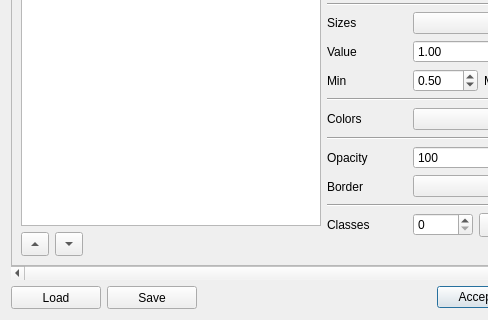
Above: ui/project/qgisred_legends_dialog.ui from qgisred/QGISRed before the change; both pictures show x 0 to 488 and y 140 to 460 of the 700 by 460 pixel window. Below: the same form after it.
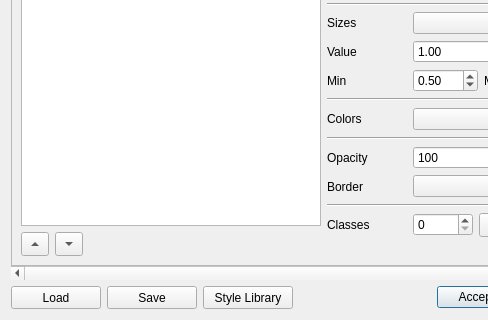
That is the form after the change. Custom widgets are drawn as their Qt base class.

Commit message: [Legends] Style Manager and default library buttons

```diff
--- a/ui/project/qgisred_legends_dialog.ui
+++ b/ui/project/qgisred_legends_dialog.ui
@@ -847,6 +847,25 @@
        </property>
       </widget>
      </item>
+     <item>
+      <widget class="QToolButton" name="btStyleLibrary">
+       <property name="minimumSize">
+        <size>
+         <width>90</width>
+         <height>23</height>
+        </size>
+       </property>
+       <property name="text">
+        <string>Style Library</string>
+       </property>
+       <property name="popupMode">
+        <enum>QToolButton::InstantPopup</enum>
+       </property>
+       <property name="toolButtonStyle">
+        <enum>Qt::ToolButtonTextOnly</enum>
+       </property>
+      </widget>
+     </item>
      <item>
       <spacer name="buttonsSpacer">
        <property name="orientation">
```
The commit also changes 12 other files.
